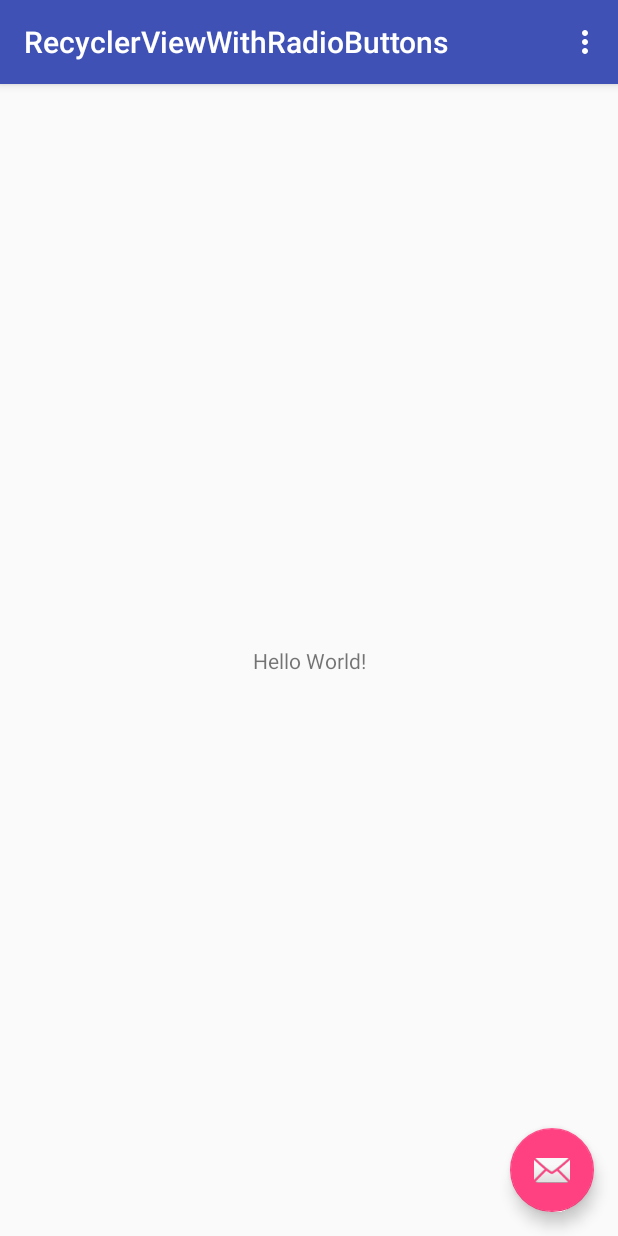
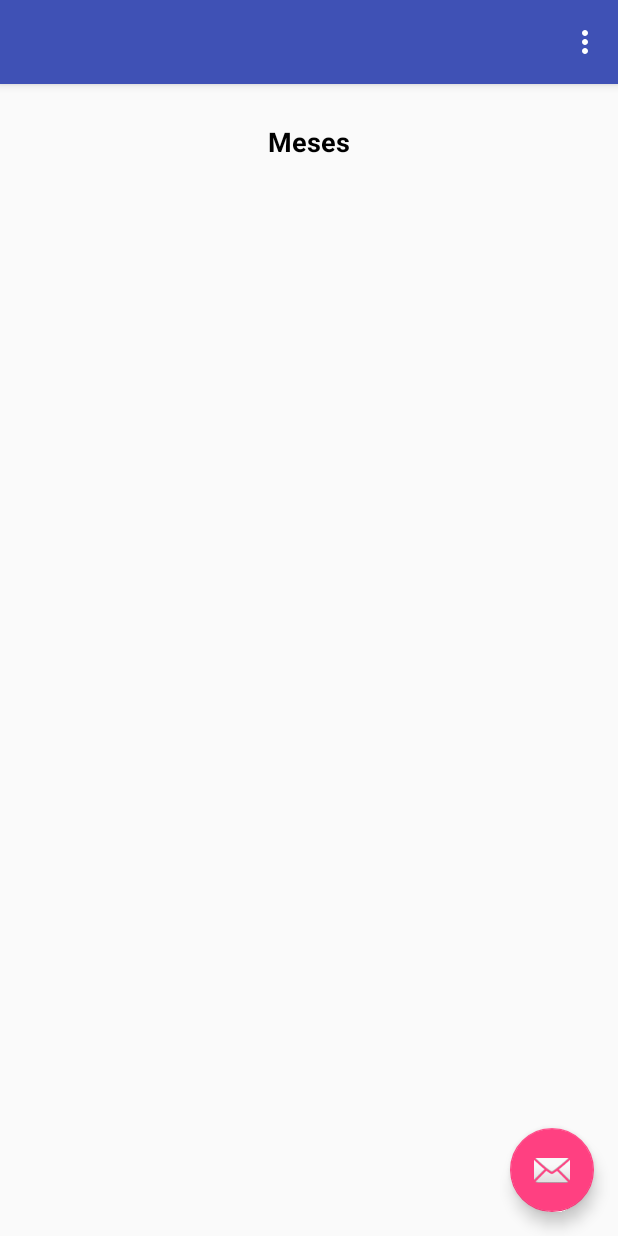
Before and after one commit to crjcarlos1/RV2, an Android app: the screen it shows after launch (MainActivity), on a phone screen of 412 x 824 dp. Run offline under Robolectric (Android 15) with nearby library versions, the phone set to English and light mode, and no system bars.

Commit message:
Added recyclerView screen.

```diff
--- a/app/src/main/AndroidManifest.xml
+++ b/app/src/main/AndroidManifest.xml
@@ -10,7 +10,7 @@
         android:supportsRtl="true"
         android:theme="@style/AppTheme">
         <activity
-            android:name=".MainActivity"
+            android:name=".views.MainActivity"
             android:label="@string/app_name"
             android:theme="@style/AppTheme.NoActionBar">
             <intent-filter>
--- /dev/null
+++ b/app/src/main/java/droid/demos/com/recyclerviewwithradiobuttons/fragments/FragmentMonth.java
@@ -0,0 +1,23 @@
+package droid.demos.com.recyclerviewwithradiobuttons.fragments;
+
+import android.os.Bundle;
+import android.support.annotation.NonNull;
+import android.support.annotation.Nullable;
+import android.support.v4.app.Fragment;
+import android.view.LayoutInflater;
+import android.view.View;
+import android.view.ViewGroup;
+
+import droid.demos.com.recyclerviewwithradiobuttons.R;
+
+public class FragmentMonth extends Fragment {
+
+    public static final String TAG=FragmentMonth.class.getSimpleName();
+
+    @Nullable
+    @Override
+    public View onCreateView(@NonNull LayoutInflater inflater, @Nullable ViewGroup container, @Nullable Bundle savedInstanceState) {
+        View view=inflater.inflate(R.layout.fragment_rv,container,false);
+        return view;
+    }
+}
--- /dev/null
+++ b/app/src/main/java/droid/demos/com/recyclerviewwithradiobuttons/models/Month.java
@@ -0,0 +1,4 @@
+package droid.demos.com.recyclerviewwithradiobuttons.models;
+
+public class Month {
+}
--- a/app/src/main/java/droid/demos/com/recyclerviewwithradiobuttons/MainActivity.java
+++ b/app/src/main/java/droid/demos/com/recyclerviewwithradiobuttons/views/MainActivity.java
@@ -1,4 +1,4 @@
-package droid.demos.com.recyclerviewwithradiobuttons;
+package droid.demos.com.recyclerviewwithradiobuttons.views;
 
 import android.os.Bundle;
 import android.support.design.widget.FloatingActionButton;
@@ -9,6 +9,9 @@ import android.view.View;
 import android.view.Menu;
 import android.view.MenuItem;
 
+import droid.demos.com.recyclerviewwithradiobuttons.R;
+import droid.demos.com.recyclerviewwithradiobuttons.fragments.FragmentMonth;
+
 public class MainActivity extends AppCompatActivity {
 
     @Override
@@ -17,6 +20,7 @@ public class MainActivity extends AppCompatActivity {
         setContentView(R.layout.activity_main);
         Toolbar toolbar = (Toolbar) findViewById(R.id.toolbar);
         setSupportActionBar(toolbar);
+        getSupportActionBar().setTitle("");
 
         FloatingActionButton fab = (FloatingActionButton) findViewById(R.id.fab);
         fab.setOnClickListener(new View.OnClickListener() {
@@ -26,27 +30,34 @@ public class MainActivity extends AppCompatActivity {
                         .setAction("Action", null).show();
             }
         });
+
+        showFragment();
     }
 
     @Override
     public boolean onCreateOptionsMenu(Menu menu) {
-        // Inflate the menu; this adds items to the action bar if it is present.
         getMenuInflater().inflate(R.menu.menu_main, menu);
         return true;
     }
 
     @Override
     public boolean onOptionsItemSelected(MenuItem item) {
-        // Handle action bar item clicks here. The action bar will
-        // automatically handle clicks on the Home/Up button, so long
-        // as you specify a parent activity in AndroidManifest.xml.
         int id = item.getItemId();
 
-        //noinspection SimplifiableIfStatement
         if (id == R.id.action_settings) {
             return true;
         }
 
         return super.onOptionsItemSelected(item);
     }
+
+    private void showFragment()
+    {
+        FragmentMonth fragmentMonth=new FragmentMonth();
+        getSupportFragmentManager()
+                .beginTransaction()
+                .add(R.id.conteinerFragments,fragmentMonth,FragmentMonth.TAG)
+                .commit();
+    }
+
 }
--- a/app/src/main/res/layout/activity_main.xml
+++ b/app/src/main/res/layout/activity_main.xml
@@ -4,7 +4,7 @@
     xmlns:tools="http://schemas.android.com/tools"
     android:layout_width="match_parent"
     android:layout_height="match_parent"
-    tools:context=".MainActivity">
+    tools:context=".views.MainActivity">
 
     <android.support.design.widget.AppBarLayout
         android:layout_width="match_parent"
--- a/app/src/main/res/layout/content_main.xml
+++ b/app/src/main/res/layout/content_main.xml
@@ -5,16 +5,16 @@
     android:layout_width="match_parent"
     android:layout_height="match_parent"
     app:layout_behavior="@string/appbar_scrolling_view_behavior"
-    tools:context=".MainActivity"
+    tools:context=".views.MainActivity"
     tools:showIn="@layout/activity_main">
 
-    <TextView
-        android:layout_width="wrap_content"
-        android:layout_height="wrap_content"
-        android:text="Hello World!"
+    <FrameLayout
+        android:id="@+id/conteinerFragments"
+        android:layout_width="0dp"
+        android:layout_height="0dp"
         app:layout_constraintBottom_toBottomOf="parent"
-        app:layout_constraintLeft_toLeftOf="parent"
-        app:layout_constraintRight_toRightOf="parent"
+        app:layout_constraintEnd_toEndOf="parent"
+        app:layout_constraintStart_toStartOf="parent"
         app:layout_constraintTop_toTopOf="parent" />
 
 </android.support.constraint.ConstraintLayout>
--- /dev/null
+++ b/app/src/main/res/layout/fragment_rv.xml
@@ -0,0 +1,49 @@
+<?xml version="1.0" encoding="utf-8"?>
+<android.support.constraint.ConstraintLayout xmlns:android="http://schemas.android.com/apk/res/android"
+    xmlns:app="http://schemas.android.com/apk/res-auto"
+    xmlns:tools="http://schemas.android.com/tools"
+    android:layout_width="match_parent"
+    android:layout_height="match_parent">
+
+    <TextView
+        android:id="@+id/txvMonthsTitle"
+        android:layout_width="wrap_content"
+        android:layout_height="wrap_content"
+        android:layout_marginBottom="8dp"
+        android:layout_marginEnd="8dp"
+        android:layout_marginLeft="8dp"
+        android:layout_marginRight="8dp"
+        android:layout_marginStart="8dp"
+        android:layout_marginTop="8dp"
+        android:text="Meses"
+        android:textColor="@android:color/black"
+        android:textSize="18dp"
+        android:textStyle="bold"
+        app:layout_constraintBottom_toTopOf="@+id/guideline"
+        app:layout_constraintEnd_toEndOf="parent"
+        app:layout_constraintStart_toStartOf="parent"
+        app:layout_constraintTop_toTopOf="parent" />
+
+    <android.support.constraint.Guideline
+        android:id="@+id/guideline"
+        android:layout_width="wrap_content"
+        android:layout_height="wrap_content"
+        android:orientation="horizontal"
+        app:layout_constraintGuide_percent="0.1" />
+
+    <android.support.v7.widget.RecyclerView
+        android:id="@+id/rv"
+        android:layout_width="0dp"
+        android:layout_height="0dp"
+        android:layout_marginBottom="8dp"
+        android:layout_marginEnd="8dp"
+        android:layout_marginLeft="8dp"
+        android:layout_marginRight="8dp"
+        android:layout_marginStart="8dp"
+        android:layout_marginTop="8dp"
+        app:layout_constraintBottom_toBottomOf="parent"
+        app:layout_constraintEnd_toEndOf="parent"
+        app:layout_constraintStart_toStartOf="parent"
+        app:layout_constraintTop_toTopOf="@+id/guideline"></android.support.v7.widget.RecyclerView>
+
+</android.support.constraint.ConstraintLayout>
--- a/app/src/main/res/menu/menu_main.xml
+++ b/app/src/main/res/menu/menu_main.xml
@@ -1,7 +1,7 @@
 <menu xmlns:android="http://schemas.android.com/apk/res/android"
     xmlns:app="http://schemas.android.com/apk/res-auto"
     xmlns:tools="http://schemas.android.com/tools"
-    tools:context="droid.demos.com.recyclerviewwithradiobuttons.MainActivity">
+    tools:context="droid.demos.com.recyclerviewwithradiobuttons.views.MainActivity">
     <item
         android:id="@+id/action_settings"
         android:orderInCategory="100"
```
Also changed, not shown: app/src/main/res/layout/item.xml (added, +48 -0 lines).
